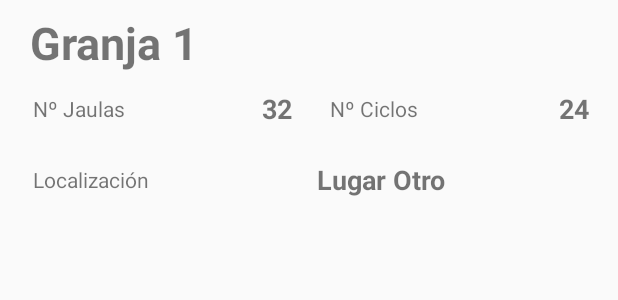
After one commit to isramatrix/cuniculapp-app-android, an Android app: the layout recycler_farm.xml on its own in the app's theme, with its tools: preview values and no code run, on a phone screen of 412 x 824 dp. The commit adds this screen. Shown: the top 300 px of the screen. Run offline under Robolectric (Android 15) with nearby library versions, the phone set to English and light mode, and no system bars.

Commit message:
Se implementa la lógica de vista del fragmento de ciclos de las granjas

```diff
--- a/CuniculappAndroid/app/src/main/java/upv/cuniculappteam/cuniculapp/activity/main/MainActivity.java
+++ b/CuniculappAndroid/app/src/main/java/upv/cuniculappteam/cuniculapp/activity/main/MainActivity.java
@@ -74,8 +74,8 @@ public class MainActivity extends AppCompatActivity implements
 
     private void initializeFragment()
     {
+        Fragment fragment;
         FragmentTransaction transaction = getSupportFragmentManager().beginTransaction();
-        Fragment fragment;
 
         for (Integer id : fragments.keySet())
         {
--- a/CuniculappAndroid/app/src/main/java/upv/cuniculappteam/cuniculapp/model/labors/Labour.java
+++ b/CuniculappAndroid/app/src/main/java/upv/cuniculappteam/cuniculapp/model/labors/Labour.java
@@ -1,6 +1,4 @@
 package upv.cuniculappteam.cuniculapp.model.labors;
-
-import android.os.Parcelable;
 
 import java.util.Date;
 
--- /dev/null
+++ b/CuniculappAndroid/app/src/main/res/layout/recycler_farm.xml
@@ -0,0 +1,112 @@
+<?xml version="1.0" encoding="utf-8"?>
+<androidx.constraintlayout.widget.ConstraintLayout xmlns:android="http://schemas.android.com/apk/res/android"
+    xmlns:app="http://schemas.android.com/apk/res-auto"
+    xmlns:tools="http://schemas.android.com/tools"
+    android:layout_width="match_parent"
+    android:layout_height="wrap_content"
+    android:padding="8dp">
+
+    <LinearLayout
+        android:id="@+id/linearLayout"
+        android:layout_width="0dp"
+        android:layout_height="wrap_content"
+        android:baselineAligned="true"
+        android:orientation="horizontal"
+        app:layout_constraintEnd_toEndOf="parent"
+        app:layout_constraintStart_toStartOf="parent"
+        app:layout_constraintTop_toBottomOf="@+id/farm_title">
+
+        <LinearLayout
+            android:layout_width="match_parent"
+            android:layout_height="match_parent"
+            android:layout_weight="1"
+            android:gravity="center_vertical"
+            android:orientation="horizontal"
+            android:padding="6dp">
+
+            <TextView
+                android:layout_width="0dp"
+                android:layout_height="wrap_content"
+                android:layout_weight="1"
+                android:padding="8dp"
+                android:text="@string/farm_jails" />
+
+            <TextView
+                android:id="@+id/farm_jails"
+                android:layout_width="wrap_content"
+                android:layout_height="wrap_content"
+                android:padding="5dp"
+                android:textSize="18sp"
+                android:textStyle="bold"
+                tools:text="32" />
+        </LinearLayout>
+
+        <LinearLayout
+            android:layout_width="match_parent"
+            android:layout_height="match_parent"
+            android:layout_weight="1"
+            android:gravity="center_vertical"
+            android:orientation="horizontal"
+            android:padding="6dp">
+
+            <TextView
+                android:layout_width="0dp"
+                android:layout_height="wrap_content"
+                android:layout_weight="1"
+                android:padding="8dp"
+                android:text="@string/farm_cycles" />
+
+            <TextView
+                android:id="@+id/farm_cycles"
+                android:layout_width="wrap_content"
+                android:layout_height="wrap_content"
+                android:padding="5dp"
+                android:textSize="18sp"
+                android:textStyle="bold"
+                tools:text="24" />
+        </LinearLayout>
+    </LinearLayout>
+
+    <LinearLayout
+        android:layout_width="0dp"
+        android:layout_height="wrap_content"
+        android:layout_weight="1"
+        android:gravity="center_vertical"
+        android:orientation="horizontal"
+        android:padding="6dp"
+        app:layout_constraintEnd_toEndOf="parent"
+        app:layout_constraintStart_toStartOf="parent"
+        app:layout_constraintTop_toBottomOf="@+id/linearLayout">
+
+        <TextView
+            android:layout_width="match_parent"
+            android:layout_height="wrap_content"
+            android:layout_weight="1"
+            android:padding="8dp"
+            android:text="@string/farm_location" />
+
+        <TextView
+            android:id="@+id/farm_location"
+            android:layout_width="match_parent"
+            android:layout_height="wrap_content"
+            android:layout_weight="1"
+            android:padding="5dp"
+            android:textSize="18sp"
+            android:textStyle="bold"
+            tools:text="Lugar Otro" />
+    </LinearLayout>
+
+    <TextView
+        android:id="@+id/farm_title"
+        android:layout_width="0dp"
+        android:layout_height="wrap_content"
+        android:paddingStart="12dp"
+        android:paddingEnd="12dp"
+        android:textSize="30sp"
+        android:textStyle="bold"
+        app:layout_constraintEnd_toEndOf="parent"
+        app:layout_constraintStart_toStartOf="parent"
+        app:layout_constraintTop_toTopOf="parent"
+        tools:text="Granja 1" />
+
+</androidx.constraintlayout.widget.ConstraintLayout>
--- a/CuniculappAndroid/app/src/main/res/values/strings.xml
+++ b/CuniculappAndroid/app/src/main/res/values/strings.xml
@@ -1,3 +1,11 @@
 <resources>
     <string name="app_name">Cuniculapp</string>
+
+    <!-- Cycles Fragment -->
+    <string name="farm_jails">Nº Jaulas</string>
+    <string name="farm_cycles">Nº Ciclos</string>
+    <string name="farm_location">Localización</string>
+
+
+
 </resources>
```
Also changed, not shown: CuniculappAndroid/app/src/main/java/upv/cuniculappteam/cuniculapp/activity/cycles/CyclesFragment.java (+33 -25 lines), CuniculappAndroid/app/src/main/java/upv/cuniculappteam/cuniculapp/activity/cycles/FarmAdapter.java (added, +37 -0 lines), CuniculappAndroid/app/src/main/java/upv/cuniculappteam/cuniculapp/activity/cycles/farms/FarmActivity.java (added, +8 -0 lines), CuniculappAndroid/app/src/main/java/upv/cuniculappteam/cuniculapp/view/Adapter.java (added, +59 -0 lines), CuniculappAndroid/app/src/main/java/upv/cuniculappteam/cuniculapp/view/Holder.java (added, +15 -0 lines), CuniculappAndroid/app/src/main/java/upv/cuniculappteam/cuniculapp/viewmodel/FarmViewModel.java (added, +38 -0 lines), CuniculappAndroid/app/src/main/res/layout/fragment_cycles.xml (+11 -1 lines).
